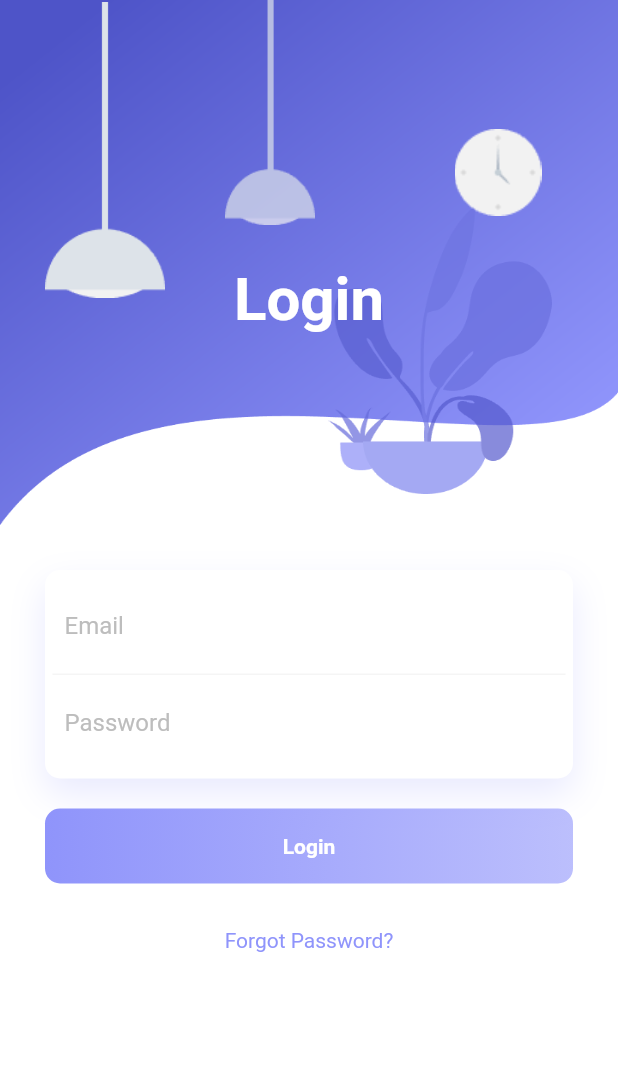
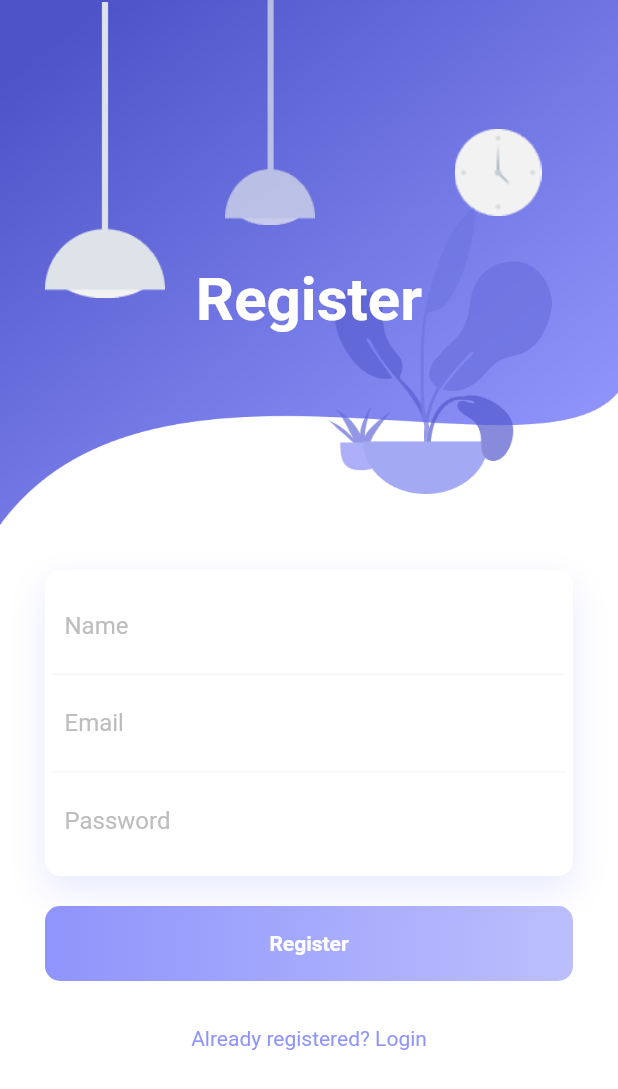
Before and after one commit to Riya-Chaudhary-dev/tar_form, a Flutter app: the screen it shows after launch, on a phone screen of 412 x 824 dp. Shown: the top 1089 px of the screen. Run offline on Flutter 3.47's test engine with Material 2 defaults, Android fonts, the phone set to English and light mode, and no system bars; our stand-ins replace simple_animations.

Commit message:
Added registration

```diff
--- /dev/null
+++ b/lib/Basic_info.dart
@@ -0,0 +1,46 @@
+import 'package:flutter/material.dart';
+
+class BasicInfo extends StatefulWidget {
+  @override
+  _BasicInfoState createState() => _BasicInfoState();
+}
+
+class _BasicInfoState extends State<BasicInfo> {
+  DateTime _dateTime;
+  @override
+  Widget build(BuildContext context) {
+    return Scaffold(
+      appBar: AppBar(
+        backgroundColor: Color.fromRGBO(143, 148, 251, 1),
+        title: Text(
+          'Tarvel Authorization Form',
+          style: TextStyle(color: Colors.white),
+        ),
+      ),
+      body: SafeArea(
+        child: Column(
+          children: <Widget>[
+            Text(_dateTime == null ? 'Nothing selected':_dateTime.toString()),
+            RaisedButton(
+              color: Color.fromRGBO(143, 148, 251, 1),
+              shape: StadiumBorder(),
+              child: Text('Pick a date',style: TextStyle(color: Colors.white),),
+              onPressed: () {
+                showDatePicker(
+                    context: context,
+                    initialDate: _dateTime == null ? DateTime.now() : _dateTime,
+                    firstDate: DateTime.now(),
+                    lastDate: DateTime(2021)
+                ).then((date) {
+                  setState(() {
+                    _dateTime = date;
+                  });
+                });
+              },
+            )
+          ],
+        ),
+      ),
+    );
+  }
+}
--- a/lib/main.dart
+++ b/lib/main.dart
@@ -1,5 +1,7 @@
 import 'package:flutter/material.dart';
+import 'package:tar_form/Basic_info.dart';
 import 'package:tar_form/login_page.dart';
+import 'package:tar_form/registration.dart';
 
 void main() => runApp(MyApp());
 
@@ -9,11 +11,8 @@ class MyApp extends StatelessWidget {
   Widget build(BuildContext context) {
     return MaterialApp(
       title: 'Flutter Demo',
-      theme: ThemeData(
 
-        primarySwatch: Colors.blue,
-      ),
-      home: LoginPage(),
+      home: RegistrationPage(),
     );
   }
 }
--- /dev/null
+++ b/lib/registration.dart
@@ -0,0 +1,161 @@
+import 'package:flutter/material.dart';
+import 'Animation/FadeAnimation.dart';
+
+class RegistrationPage extends StatefulWidget {
+  @override
+  _RegistrationPageState createState() => _RegistrationPageState();
+}
+
+class _RegistrationPageState extends State<RegistrationPage> {
+  @override
+  Widget build(BuildContext context) {
+    return Scaffold(
+        backgroundColor: Colors.white,
+        body: SingleChildScrollView(
+          child: Container(
+            child: Column(
+              children: <Widget>[
+                Container(
+                  height: 350,
+                  decoration: BoxDecoration(
+                      image: DecorationImage(
+                          image: AssetImage('assets/images/background.png'),
+                          fit: BoxFit.fill
+                      )
+                  ),
+                  child: Stack(
+                    children: <Widget>[
+                      Positioned(
+                        left: 30,
+                        width: 80,
+                        height: 200,
+                        child: FadeAnimation(1, Container(
+                          decoration: BoxDecoration(
+                              image: DecorationImage(
+                                  image: AssetImage('assets/images/light-1.png')
+                              )
+                          ),
+                        )),
+                      ),
+                      Positioned(
+                        left: 140,
+                        width: 80,
+                        height: 150,
+                        child: FadeAnimation(1.3, Container(
+                          decoration: BoxDecoration(
+                              image: DecorationImage(
+                                  image: AssetImage('assets/images/light-2.png')
+                              )
+                          ),
+                        )),
+                      ),
+                      Positioned(
+                        right: 40,
+                        top: 40,
+                        width: 80,
+                        height: 150,
+                        child: FadeAnimation(1.5, Container(
+                          decoration: BoxDecoration(
+                              image: DecorationImage(
+                                  image: AssetImage('assets/images/clock.png')
+                              )
+                          ),
+                        )),
+                      ),
+                      Positioned(
+                        child: FadeAnimation(1.6, Container(
+                          margin: EdgeInsets.only(top: 50),
+                          child: Center(
+                            child: Text("Register", style: TextStyle(color: Colors.white, fontSize: 40, fontWeight: FontWeight.bold),),
+                          ),
+                        )),
+                      )
+                    ],
+                  ),
+                ),
+                Padding(
+                  padding: EdgeInsets.all(30.0),
+                  child: Column(
+                    children: <Widget>[
+                      FadeAnimation(1.8, Container(
+                        padding: EdgeInsets.all(5),
+                        decoration: BoxDecoration(
+                            color: Colors.white,
+                            borderRadius: BorderRadius.circular(10),
+                            boxShadow: [
+                              BoxShadow(
+                                  color: Color.fromRGBO(143, 148, 251, .2),
+                                  blurRadius: 20.0,
+                                  offset: Offset(0, 10)
+                              )
+                            ]
+                        ),
+                        child: Column(
+                          children: <Widget>[
+                            Container(
+                              padding: EdgeInsets.all(8.0),
+                              decoration: BoxDecoration(
+                                  border: Border(bottom: BorderSide(color: Colors.grey[100]))
+                              ),
+                              child: TextField(
+                                decoration: InputDecoration(
+                                    border: InputBorder.none,
+                                    hintText: "Name",
+                                    hintStyle: TextStyle(color: Colors.grey[400])
+                                ),
+                              ),
+                            ),
+                            Container(
+                              padding: EdgeInsets.all(8.0),
+                              decoration: BoxDecoration(
+                                  border: Border(bottom: BorderSide(color: Colors.grey[100]))
+                              ),
+                              child: TextField(
+                                decoration: InputDecoration(
+                                    border: InputBorder.none,
+                                    hintText: "Email",
+                                    hintStyle: TextStyle(color: Colors.grey[400])
+                                ),
+                              ),
+                            ),
+                            Container(
+                              padding: EdgeInsets.all(8.0),
+                              child: TextField(
+                                decoration: InputDecoration(
+                                    border: InputBorder.none,
+                                    hintText: "Password",
+                                    hintStyle: TextStyle(color: Colors.grey[400])
+                                ),
+                              ),
+                            )
+                          ],
+                        ),
+                      )),
+                      SizedBox(height: 20,),
+                      FadeAnimation(2, Container(
+                        height: 50,
+                        decoration: BoxDecoration(
+                            borderRadius: BorderRadius.circular(10),
+                            gradient: LinearGradient(
+                                colors: [
+                                  Color.fromRGBO(143, 148, 251, 1),
+                                  Color.fromRGBO(143, 148, 251, .6),
+                                ]
+                            )
+                        ),
+                        child: Center(
+                          child: Text("Register", style: TextStyle(color: Colors.white, fontWeight: FontWeight.bold),),
+                        ),
+                      )),
+                      SizedBox(height: 30,),
+                      FadeAnimation(1.5, Text("Already registered? Login", style: TextStyle(color: Color.fromRGBO(143, 148, 251, 1)),)),
+                    ],
+                  ),
+                )
+              ],
+            ),
+          ),
+        )
+    );
+  }
+}
```
